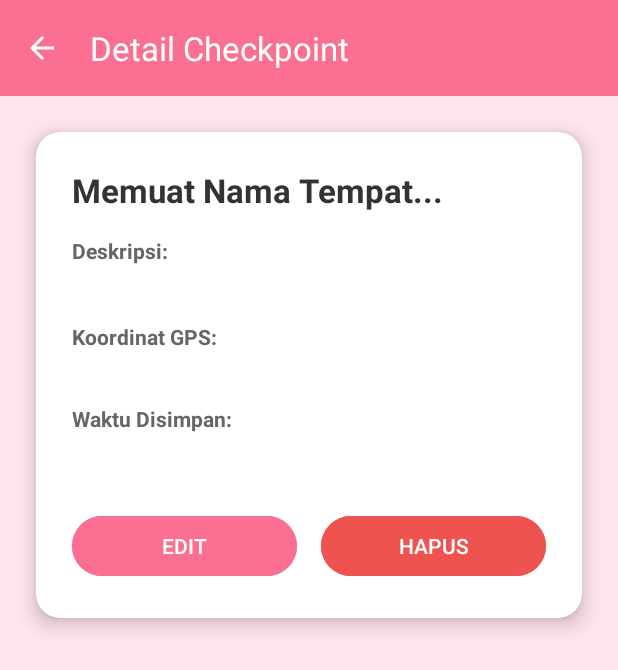
After one commit to rakeputr/Checkpoint-App, an Android app: the DetailActivity screen opened directly, with no data from a screen before it, on a phone screen of 412 x 824 dp. The commit adds this screen. Shown: the top 670 px of the screen. Run offline under Robolectric (Android 15) with nearby library versions, the phone set to English and light mode, and no system bars; our stand-ins replace Firebase (no records; nobody signed in at launch, a user with empty details on screens opened directly); 1 statement that could not run was skipped.

Commit message:
add feature detail, update, and delete

```diff
--- a/app/src/main/java/com/example/latihanfirebase/Checkpoint.kt
+++ b/app/src/main/java/com/example/latihanfirebase/Checkpoint.kt
@@ -1,5 +1,7 @@
 package com.example.latihanfirebase
 
+import com.google.firebase.firestore.ServerTimestamp
+import java.util.Date
 data class Checkpoint(
     var id: String? = null,
     var userId: String? = null,
@@ -7,5 +9,6 @@ data class Checkpoint(
     var description: String? = null,
     var latitude: Double? = null,
     var longitude: Double? = null,
-    var timestamp: Long? = null
+    @ServerTimestamp
+    var timestamp: Date? = null
 )
--- /dev/null
+++ b/app/src/main/java/com/example/latihanfirebase/DetailActivity.kt
@@ -0,0 +1,153 @@
+package com.example.latihanfirebase
+
+import android.app.AlertDialog
+import android.content.Intent
+import android.os.Bundle
+import android.widget.Button
+import android.widget.TextView
+import android.widget.Toast
+import androidx.appcompat.app.AppCompatActivity
+import androidx.appcompat.widget.Toolbar
+import com.google.firebase.firestore.FirebaseFirestore
+import java.text.SimpleDateFormat
+import java.util.Locale
+
+class DetailActivity : AppCompatActivity() {
+
+    // Kunci Intent yang digunakan oleh HomeActivity
+    companion object {
+        const val EXTRA_CHECKPOINT_ID = "extra_checkpoint_id"
+    }
+
+    private val db = FirebaseFirestore.getInstance()
+    private var activeCheckpointId: String? = null // Menyimpan ID dokumen yang sedang ditampilkan
+
+    override fun onCreate(savedInstanceState: Bundle?) {
+        super.onCreate(savedInstanceState)
+        setContentView(R.layout.activity_detail)
+
+        val toolbar: Toolbar = findViewById(R.id.toolbarDetail)
+        setSupportActionBar(toolbar)
+        supportActionBar?.setDisplayHomeAsUpEnabled(true)
+        supportActionBar?.title = "Detail Checkpoint" // Judul Statis
+
+        val btnEdit: Button = findViewById(R.id.btnEdit)
+        val btnDelete: Button = findViewById(R.id.btnDelete)
+
+        // 1. Ambil ID dokumen dari Intent
+        val checkpointId = intent.getStringExtra(EXTRA_CHECKPOINT_ID)
+
+        if (checkpointId != null) {
+            activeCheckpointId = checkpointId // Simpan ID
+        } else {
+            Toast.makeText(this, "ID Checkpoint hilang!", Toast.LENGTH_LONG).show()
+            finish()
+            return
+        }
+
+        // 2. Setup Listener Tombol
+        btnEdit.setOnClickListener {
+            editCheckpoint()
+        }
+        btnDelete.setOnClickListener {
+            showDeleteConfirmationDialog()
+        }
+    }
+
+    override fun onResume() {
+        super.onResume()
+
+        // Pastikan ID tersedia, lalu muat data terbaru
+        activeCheckpointId?.let { id ->
+            loadCheckpointDetails(id)
+        }
+    }
+
+    // Fungsi untuk memuat data detail dari Firestore berdasarkan ID
+    private fun loadCheckpointDetails(id: String) {
+        db.collection("checkpoints").document(id)
+            .get()
+            .addOnSuccessListener { document ->
+                if (document.exists()) {
+                    val checkpoint = document.toObject(Checkpoint::class.java)
+                    if (checkpoint != null) {
+                        displayCheckpoint(checkpoint)
+                    } else {
+                        Toast.makeText(this, "Gagal memproses data.", Toast.LENGTH_LONG).show()
+                    }
+                } else {
+                    Toast.makeText(this, "Dokumen tidak ditemukan.", Toast.LENGTH_LONG).show()
+                    finish()
+                }
+            }
+            .addOnFailureListener {
+                Toast.makeText(this, "Gagal memuat data detail: ${it.message}", Toast.LENGTH_LONG).show()
+            }
+    }
+
+    // Fungsi untuk menampilkan data ke elemen UI
+    private fun displayCheckpoint(checkpoint: Checkpoint) {
+        val tvName: TextView = findViewById(R.id.tvDetailName)
+        val tvDesc: TextView = findViewById(R.id.tvDetailDescription)
+        val tvCoords: TextView = findViewById(R.id.tvDetailCoordinates)
+        val tvTimestamp: TextView = findViewById(R.id.tvDetailTimestamp)
+
+        tvName.text = checkpoint.name ?: "N/A"
+        tvDesc.text = checkpoint.description ?: "-"
+        tvCoords.text = "Lat: ${checkpoint.latitude}, Lng: ${checkpoint.longitude}"
+
+        if (checkpoint.timestamp != null) {
+            val dateFormat = SimpleDateFormat("dd MMMM yyyy HH:mm:ss", Locale.getDefault())
+            tvTimestamp.text = dateFormat.format(checkpoint.timestamp)
+        } else {
+            tvTimestamp.text = "-"
+        }
+    }
+
+    // --- FUNGSI HAPUS ---
+
+    private fun showDeleteConfirmationDialog() {
+        if (activeCheckpointId == null) return
+
+        AlertDialog.Builder(this)
+            .setTitle("Hapus Checkpoint")
+            .setMessage("Anda yakin ingin menghapus lokasi ini secara permanen? Tindakan ini tidak dapat dibatalkan.")
+            .setPositiveButton("HAPUS") { dialog, which ->
+                deleteCheckpoint()
+            }
+            .setNegativeButton("Batal", null)
+            .show()
+    }
+
+    private fun deleteCheckpoint() {
+        activeCheckpointId?.let { id ->
+            db.collection("checkpoints").document(id)
+                .delete()
+                .addOnSuccessListener {
+                    Toast.makeText(this, "Lokasi berhasil dihapus! ✅", Toast.LENGTH_SHORT).show()
+                    // Kembali ke HomeActivity dan tutup DetailActivity
+                    finish()
+                }
+                .addOnFailureListener { e ->
+                    Toast.makeText(this, "Gagal menghapus: ${e.message}", Toast.LENGTH_LONG).show()
+                }
+        }
+    }
+
+    // --- FUNGSI EDIT ---
+    private fun editCheckpoint() {
+        if (activeCheckpointId != null) {
+            val intent = Intent(this, EditLocationActivity::class.java) // Ganti ke EditLocationActivity
+            intent.putExtra(EXTRA_CHECKPOINT_ID, activeCheckpointId)
+            startActivity(intent)
+        } else {
+            Toast.makeText(this, "ID Checkpoint belum dimuat.", Toast.LENGTH_SHORT).show()
+        }
+    }
+
+    // Mengaktifkan tombol kembali (panah di toolbar)
+    override fun onSupportNavigateUp(): Boolean {
+        onBackPressedDispatcher.onBackPressed()
+        return true
+    }
+}
--- /dev/null
+++ b/app/src/main/res/layout/activity_detail.xml
@@ -0,0 +1,119 @@
+<?xml version="1.0" encoding="utf-8"?>
+<androidx.constraintlayout.widget.ConstraintLayout xmlns:android="http://schemas.android.com/apk/res/android"
+    xmlns:app="http://schemas.android.com/apk/res-auto"
+    xmlns:tools="http://schemas.android.com/tools"
+    android:layout_width="match_parent"
+    android:layout_height="match_parent"
+    android:background="#FFE5EC"
+    tools:context=".DetailActivity">
+
+    <androidx.appcompat.widget.Toolbar
+        android:id="@+id/toolbarDetail"
+        android:layout_width="0dp"
+        android:layout_height="?attr/actionBarSize"
+        android:background="#FB6F92"
+        android:theme="@style/ThemeOverlay.AppCompat.Dark.ActionBar"
+        app:layout_constraintEnd_toEndOf="parent"
+        app:layout_constraintStart_toStartOf="parent"
+        app:layout_constraintTop_toTopOf="parent"
+        app:titleTextColor="@android:color/white" />
+
+    <androidx.cardview.widget.CardView
+        android:layout_width="0dp"
+        android:layout_height="wrap_content"
+        android:layout_margin="24dp"
+        app:cardCornerRadius="16dp"
+        app:cardElevation="8dp"
+        app:layout_constraintTop_toBottomOf="@id/toolbarDetail"
+        app:layout_constraintStart_toStartOf="parent"
+        app:layout_constraintEnd_toEndOf="parent">
+
+        <LinearLayout
+            android:layout_width="match_parent"
+            android:layout_height="wrap_content"
+            android:orientation="vertical"
+            android:padding="24dp">
+
+            <TextView
+                android:id="@+id/tvDetailName"
+                android:layout_width="wrap_content"
+                android:layout_height="wrap_content"
+                android:text="Memuat Nama Tempat..."
+                android:textSize="22sp"
+                android:textStyle="bold"
+                android:textColor="#333333"
+                android:layout_marginBottom="16dp"/>
+
+            <TextView
+                android:layout_width="wrap_content"
+                android:layout_height="wrap_content"
+                android:text="Deskripsi:"
+                android:textStyle="bold"
+                android:textColor="#666666" />
+
+            <TextView
+                android:id="@+id/tvDetailDescription"
+                android:layout_width="wrap_content"
+                android:layout_height="wrap_content"
+                android:textSize="16sp"
+                android:textColor="#333333"
+                android:layout_marginBottom="16dp"/>
+
+            <TextView
+                android:layout_width="wrap_content"
+                android:layout_height="wrap_content"
+                android:text="Koordinat GPS:"
+                android:textStyle="bold"
+                android:textColor="#666666" />
+
+            <TextView
+                android:id="@+id/tvDetailCoordinates"
+                android:layout_width="wrap_content"
+                android:layout_height="wrap_content"
+                android:textSize="14sp"
+                android:textColor="#333333"
+                android:layout_marginBottom="16dp"/>
+
+            <TextView
+                android:layout_width="wrap_content"
+                android:layout_height="wrap_content"
+                android:text="Waktu Disimpan:"
+                android:textStyle="bold"
+                android:textColor="#666666" />
+
+            <TextView
+                android:id="@+id/tvDetailTimestamp"
+                android:layout_width="wrap_content"
+                android:layout_height="wrap_content"
+                android:textSize="14sp"
+                android:textColor="#333333"/>
+
+            <LinearLayout
+                android:layout_width="match_parent"
+                android:layout_height="wrap_content"
+                android:orientation="horizontal"
+                android:layout_marginTop="32dp"
+                android:weightSum="2">
+
+                <Button
+                    android:id="@+id/btnEdit"
+                    android:layout_width="0dp"
+                    android:layout_height="wrap_content"
+                    android:layout_weight="1"
+                    android:text="EDIT"
+                    android:textColor="@android:color/white"
+                    android:backgroundTint="#FB6F92"
+                    android:layout_marginEnd="8dp"
+                    app:cornerRadius="50dp"/> <Button
+                android:id="@+id/btnDelete"
+                android:layout_width="0dp"
+                android:layout_height="wrap_content"
+                android:layout_weight="1"
+                android:text="HAPUS"
+                android:textColor="@android:color/white"
+                android:backgroundTint="#EF5350" android:layout_marginStart="8dp"
+                app:cornerRadius="50dp"/> </LinearLayout>
+
+        </LinearLayout>
+    </androidx.cardview.widget.CardView>
+</androidx.constraintlayout.widget.ConstraintLayout>
```
Also changed, not shown: app/src/main/AndroidManifest.xml (+6 -1 lines), app/src/main/java/com/example/latihanfirebase/AddLocationActivity.kt (+7 -8 lines), app/src/main/java/com/example/latihanfirebase/CheckpointAdapter.kt (+4 -5 lines), app/src/main/java/com/example/latihanfirebase/EditLocationActivity.kt (added, +110 -0 lines), app/src/main/java/com/example/latihanfirebase/HomeActivity.kt (+31 -25 lines), app/src/main/res/layout/activity_edit_location.xml (added, +95 -0 lines).
